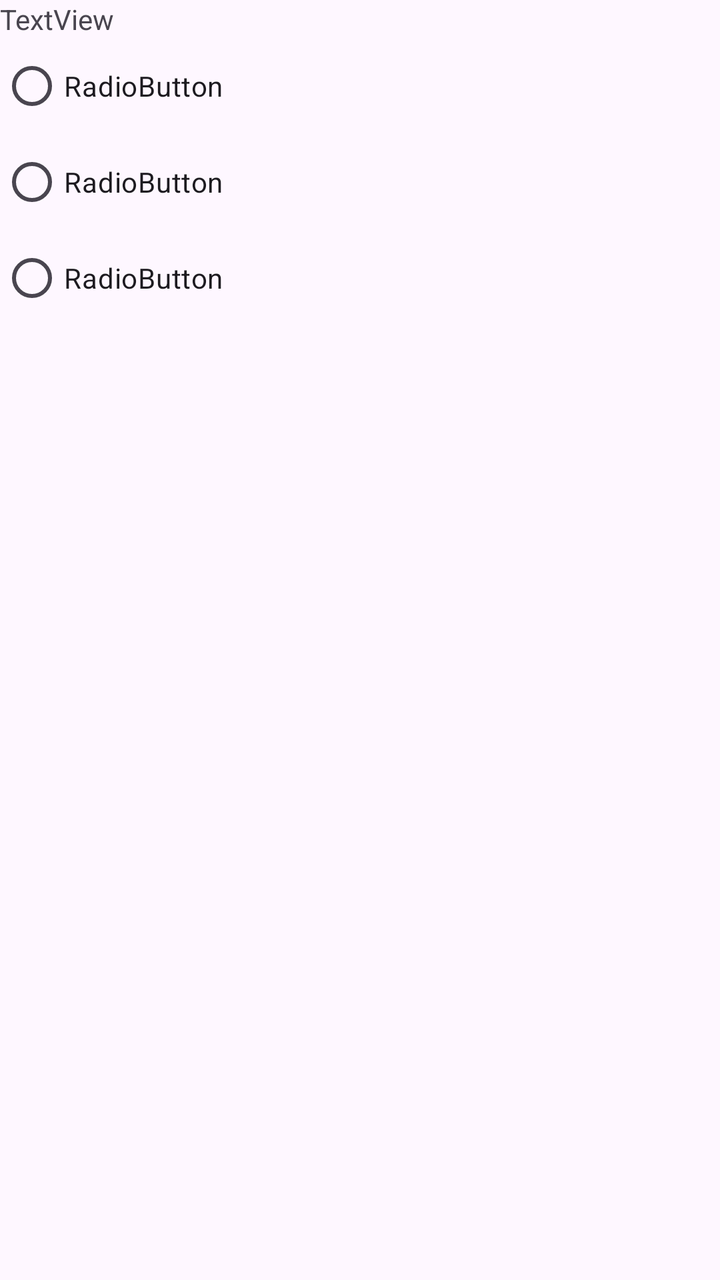
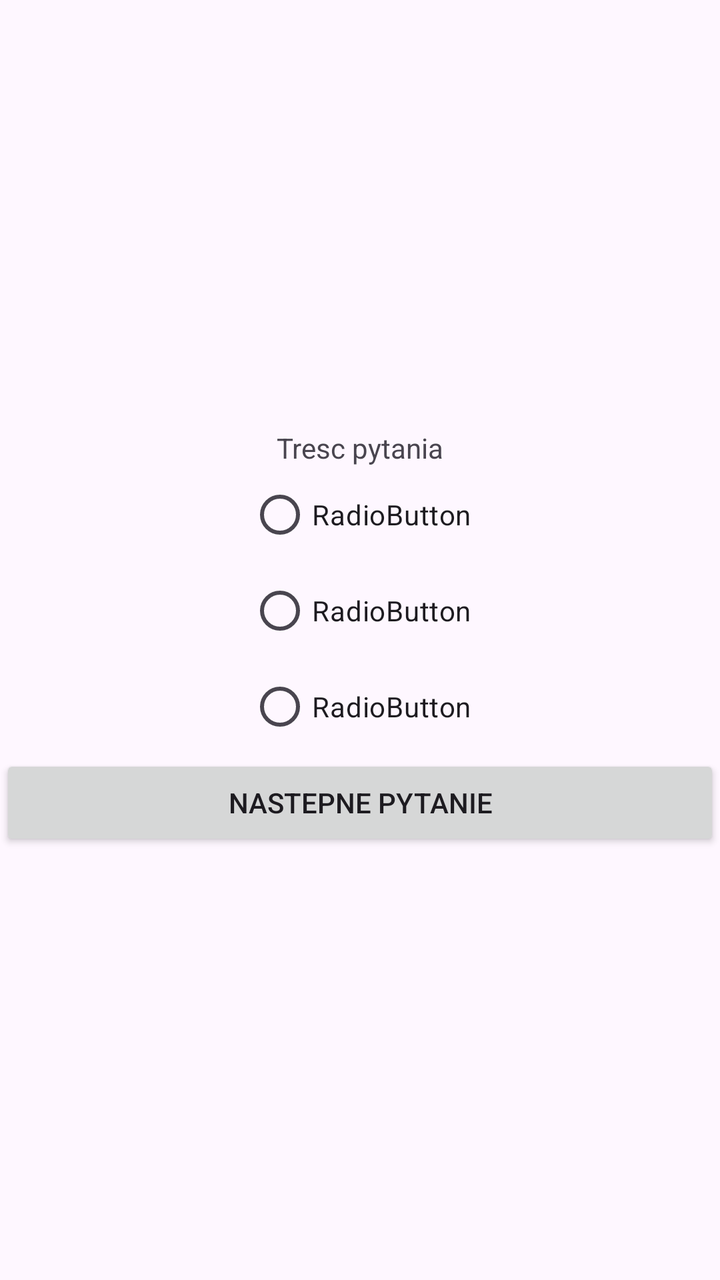

Two renders of the same Android screen: before a commit and after it. Below are the layout's source before the change and the commit's diff.
<!-- AndroidManifest.xml: application theme Theme.MyApplication -->
<!-- res/layout/activity_main.xml -->
<?xml version="1.0" encoding="utf-8"?>
<LinearLayout xmlns:android="http://schemas.android.com/apk/res/android"
    xmlns:app="http://schemas.android.com/apk/res-auto"
    xmlns:tools="http://schemas.android.com/tools"
    android:id="@+id/main"
    android:layout_width="match_parent"
    android:layout_height="match_parent"
    android:orientation="vertical"
    tools:context=".MainActivity" >

    <TextView
        android:id="@+id/textView"
        android:layout_width="match_parent"
        android:layout_height="wrap_content"
        android:text="TextView" />

    <RadioGroup
        android:layout_width="match_parent"
        android:layout_height="match_parent" >

        <RadioButton
            android:id="@+id/radioButton"
            android:layout_width="match_parent"
            android:layout_height="wrap_content"
            android:text="RadioButton" />

        <RadioButton
            android:id="@+id/radioButton2"
            android:layout_width="match_parent"
            android:layout_height="wrap_content"
            android:text="RadioButton" />

        <RadioButton
            android:id="@+id/radioButton3"
            android:layout_width="match_parent"
            android:layout_height="wrap_content"
            android:text="RadioButton" />
    </RadioGroup>

    <Button
        android:id="@+id/button"
        android:layout_width="match_parent"
        android:layout_height="wrap_content"
        android:text="Button" />
</LinearLayout>
<!-- resources referenced by this layout -->
<resources>
  <style name="Theme.MyApplication" parent="Base.Theme.MyApplication" />
  <style name="Base.Theme.MyApplication" parent="Theme.Material3.DayNight.NoActionBar">
          
          
      </style>
</resources>

<!-- the commit's change to res/layout/activity_main.xml (unified diff, before → after) -->
@@ -6,17 +6,19 @@
     android:layout_width="match_parent"
     android:layout_height="match_parent"
     android:orientation="vertical"
+    android:gravity="center"
     tools:context=".MainActivity" >
 
     <TextView
-        android:id="@+id/textView"
-        android:layout_width="match_parent"
+        android:id="@+id/textViewPytanie"
+        android:layout_width="wrap_content"
         android:layout_height="wrap_content"
-        android:text="TextView" />
+        android:text="Tresc pytania" />
 
     <RadioGroup
-        android:layout_width="match_parent"
-        android:layout_height="match_parent" >
+        android:id="@+id/RadioGrupa"
+        android:layout_width="wrap_content"
+        android:layout_height="wrap_content">
 
         <RadioButton
             android:id="@+id/radioButton"
@@ -41,5 +43,5 @@
         android:id="@+id/button"
         android:layout_width="match_parent"
         android:layout_height="wrap_content"
-        android:text="Button" />
+        android:text="Nastepne pytanie" />
 </LinearLayout>
